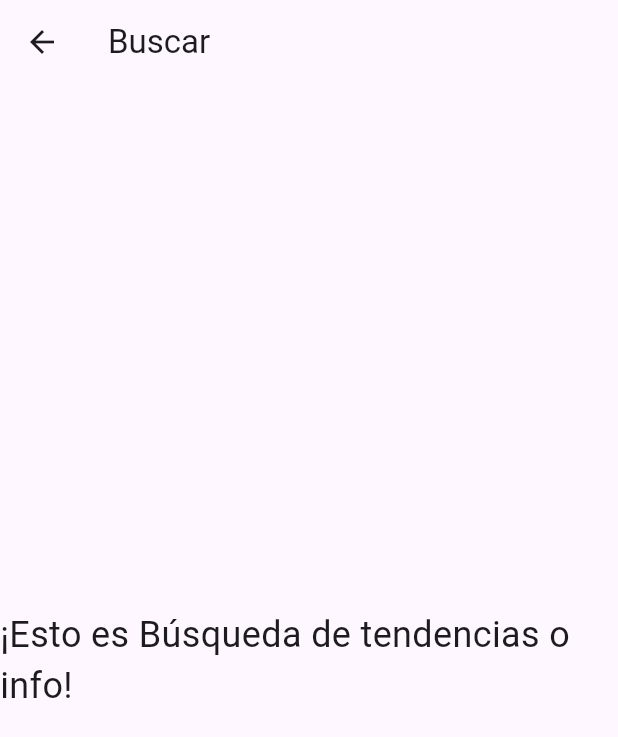
After one commit to Womka7/x-design, a Flutter app: the screen it shows after launch, item 2 of the bottom bar chosen, on a phone screen of 412 x 824 dp. The commit adds this screen. Shown: the top 737 px of the screen. Run offline on Flutter 3.47's test engine with Material 3 defaults, Android fonts, the phone set to English and light mode, and no system bars; network calls fail.

Commit message:
navigation pages

```diff
--- /dev/null
+++ b/lib/pages/search.dart
@@ -0,0 +1,24 @@
+import 'package:flutter/material.dart';
+
+class PageSearch extends StatelessWidget {
+  @override
+  Widget build(BuildContext context) {
+    return MaterialApp(
+      debugShowCheckedModeBanner: false,
+      home: Scaffold(
+        appBar: AppBar(
+          leading: IconButton(
+            icon: Icon(Icons.arrow_back),
+            onPressed: () {
+              Navigator.pop(context);
+            },
+          ),
+          title: Text('Buscar'),
+        ),
+        body: Center(
+          child: Text('¡Esto es Búsqueda de tendencias o info!', style: TextStyle(fontSize: 24)),
+        ),
+      ),
+    );
+  }
+}
```
Also changed, not shown: lib/pages/comunity.dart (added, +24 -0 lines), lib/pages/grok.dart (added, +24 -0 lines), lib/pages/messages.dart (added, +24 -0 lines), lib/pages/notification.dart (added, +24 -0 lines), lib/widgets/custom_bottom_appbar.dart (+25 -2 lines).
